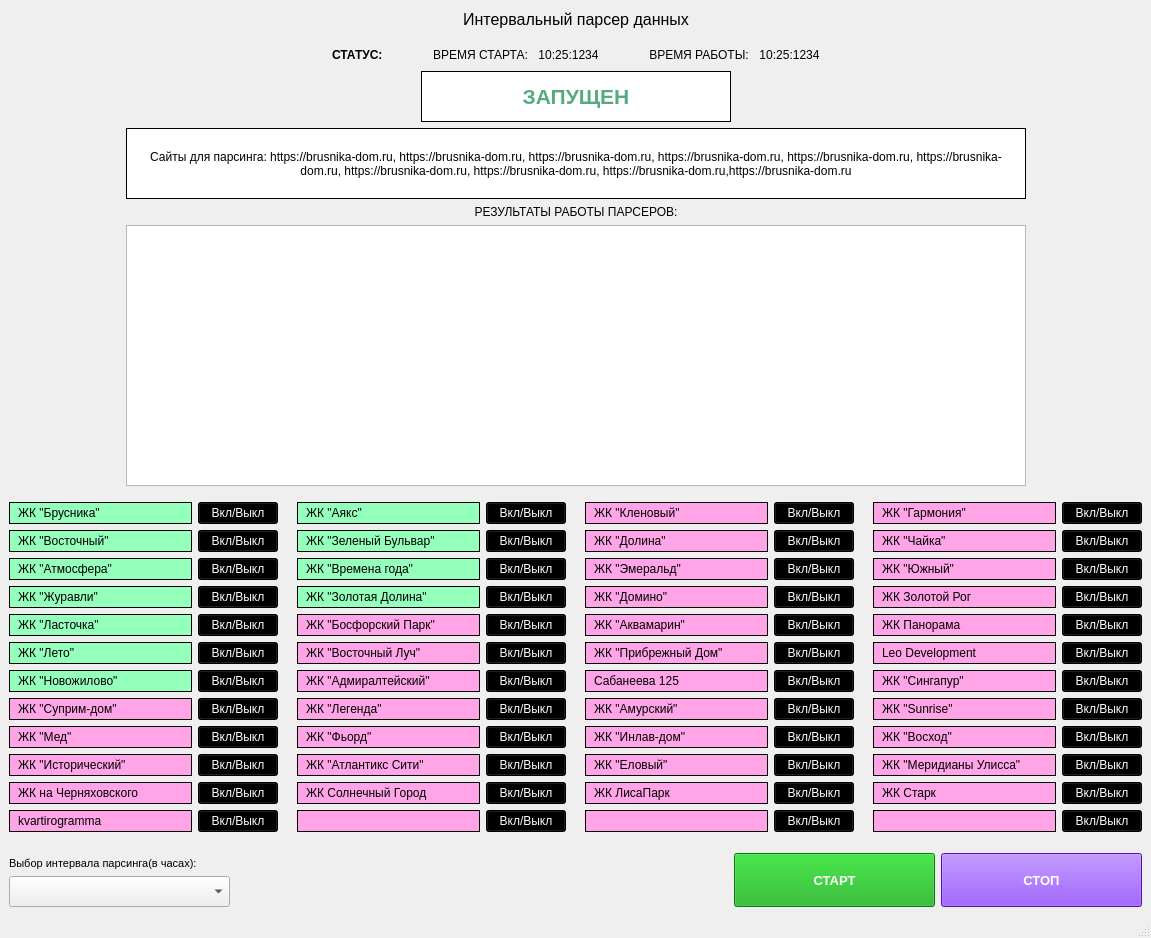
Old version of the form design_2.ui in the repository gorod-old/DesktopIntervalParser.
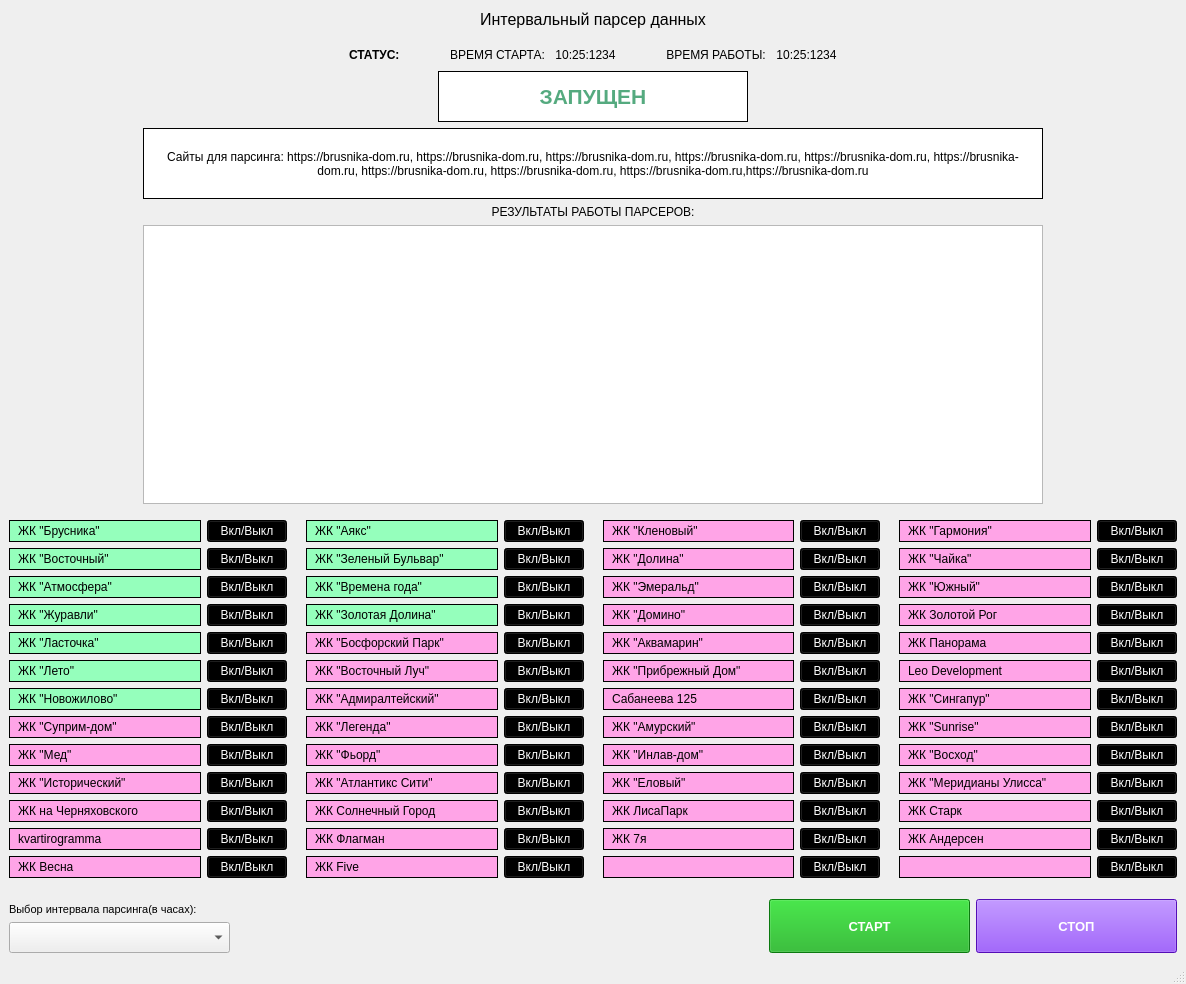
New version of the form.

```diff
--- a/design_2.ui
+++ b/design_2.ui
@@ -6,8 +6,8 @@
    <rect>
     <x>0</x>
     <y>0</y>
-    <width>1151</width>
-    <height>938</height>
+    <width>1186</width>
+    <height>984</height>
    </rect>
   </property>
   <property name="minimumSize">
@@ -997,6 +997,52 @@
           </item>
          </layout>
         </item>
+        <item>
+         <layout class="QHBoxLayout" name="horizontalLayout_58">
+          <item>
+           <widget class="QLabel" name="label_49">
+            <property name="sizePolicy">
+             <sizepolicy hsizetype="Expanding" vsizetype="Preferred">
+              <horstretch>0</horstretch>
+              <verstretch>0</verstretch>
+             </sizepolicy>
+            </property>
+            <property name="minimumSize">
+             <size>
+              <width>153</width>
+              <height>0</height>
+             </size>
+            </property>
+            <property name="maximumSize">
+             <size>
+              <width>250</width>
+              <height>28</height>
+             </size>
+            </property>
+            <property name="styleSheet">
+             <string notr="true">background-color: rgb(255, 164, 231);
+color: rgb(0, 0, 0);
+padding: 0 5px;
+border: 1px solid;</string>
+            </property>
+            <property name="text">
+             <string>ЖК Весна</string>
+            </property>
+           </widget>
+          </item>
+          <item>
+           <widget class="QPushButton" name="siteButton_49">
+            <property name="styleSheet">
+             <string notr="true">background-color: rgb(0, 0, 0);
+color: rgb(255, 255, 255);</string>
+            </property>
+            <property name="text">
+             <string>Вкл/Выкл</string>
+            </property>
+           </widget>
+          </item>
+         </layout>
+        </item>
        </layout>
       </item>
       <item>
@@ -1552,7 +1598,7 @@
 border: 1px solid;</string>
             </property>
             <property name="text">
-             <string/>
+             <string>ЖК Флагман</string>
             </property>
            </widget>
           </item>
@@ -1569,6 +1615,52 @@
           </item>
          </layout>
         </item>
+        <item>
+         <layout class="QHBoxLayout" name="horizontalLayout_59">
+          <item>
+           <widget class="QLabel" name="label_50">
+            <property name="sizePolicy">
+             <sizepolicy hsizetype="Expanding" vsizetype="Preferred">
+              <horstretch>0</horstretch>
+              <verstretch>0</verstretch>
+             </sizepolicy>
+            </property>
+            <property name="minimumSize">
+             <size>
+              <width>153</width>
+              <height>0</height>
+             </size>
+            </property>
+            <property name="maximumSize">
+             <size>
+              <width>250</width>
+              <height>28</height>
+             </size>
+            </property>
+            <property name="styleSheet">
+             <string notr="true">background-color: rgb(255, 164, 231);
+color: rgb(0, 0, 0);
+padding: 0 5px;
+border: 1px solid;</string>
+            </property>
+            <property name="text">
+             <string>ЖК Five</string>
+            </property>
+           </widget>
+          </item>
+          <item>
+           <widget class="QPushButton" name="siteButton_50">
+            <property name="styleSheet">
+             <string notr="true">background-color: rgb(0, 0, 0);
+color: rgb(255, 255, 255);</string>
+            </property>
+            <property name="text">
+             <string>Вкл/Выкл</string>
+            </property>
+           </widget>
+          </item>
+         </layout>
+        </item>
        </layout>
       </item>
       <item>
@@ -2124,7 +2216,7 @@
 border: 1px solid;</string>
             </property>
             <property name="text">
-             <string/>
+             <string>ЖК 7я</string>
             </property>
            </widget>
           </item>
@@ -2141,6 +2233,52 @@
           </item>
          </layout>
         </item>
+        <item>
+         <layout class="QHBoxLayout" name="horizontalLayout_60">
+          <item>
+           <widget class="QLabel" name="label_51">
+            <property name="sizePolicy">
+             <sizepolicy hsizetype="Expanding" vsizetype="Preferred">
+              <horstretch>0</horstretch>
+              <verstretch>0</verstretch>
+             </sizepolicy>
+            </property>
+            <property name="minimumSize">
+             <size>
+              <width>153</width>
+              <height>0</height>
+             </size>
+            </property>
+            <property name="maximumSize">
+             <size>
+              <width>250</width>
+              <height>28</height>
+             </size>
+            </property>
+            <property name="styleSheet">
+             <string notr="true">background-color: rgb(255, 164, 231);
+color: rgb(0, 0, 0);
+padding: 0 5px;
+border: 1px solid;</string>
+            </property>
+            <property name="text">
+             <string/>
+            </property>
+           </widget>
+          </item>
+          <item>
+           <widget class="QPushButton" name="siteButton_51">
+            <property name="styleSheet">
+             <string notr="true">background-color: rgb(0, 0, 0);
+color: rgb(255, 255, 255);</string>
+            </property>
+            <property name="text">
+             <string>Вкл/Выкл</string>
+            </property>
+           </widget>
+          </item>
+         </layout>
+        </item>
        </layout>
       </item>
       <item>
@@ -2698,7 +2836,7 @@
 border: 1px solid;</string>
             </property>
             <property name="text">
-             <string/>
+             <string>ЖК Андерсен</string>
             </property>
            </widget>
           </item>
@@ -2715,6 +2853,52 @@
           </item>
          </layout>
         </item>
+        <item>
+         <layout class="QHBoxLayout" name="horizontalLayout_61">
+          <item>
+           <widget class="QLabel" name="label_52">
+            <property name="sizePolicy">
+             <sizepolicy hsizetype="Expanding" vsizetype="Preferred">
+              <horstretch>0</horstretch>
+              <verstretch>0</verstretch>
+             </sizepolicy>
+            </property>
+            <property name="minimumSize">
+             <size>
+              <width>153</width>
+              <height>0</height>
+             </size>
+            </property>
+            <property name="maximumSize">
+             <size>
+              <width>250</width>
+              <height>28</height>
+             </size>
+            </property>
+            <property name="styleSheet">
+             <string notr="true">background-color: rgb(255, 164, 231);
+color: rgb(0, 0, 0);
+padding: 0 5px;
+border: 1px solid;</string>
+            </property>
+            <property name="text">
+             <string/>
+            </property>
+           </widget>
+          </item>
+          <item>
+           <widget class="QPushButton" name="siteButton_52">
+            <property name="styleSheet">
+             <string notr="true">background-color: rgb(0, 0, 0);
+color: rgb(255, 255, 255);</string>
+            </property>
+            <property name="text">
+             <string>Вкл/Выкл</string>
+            </property>
+           </widget>
+          </item>
+         </layout>
+        </item>
        </layout>
       </item>
      </layout>
```
